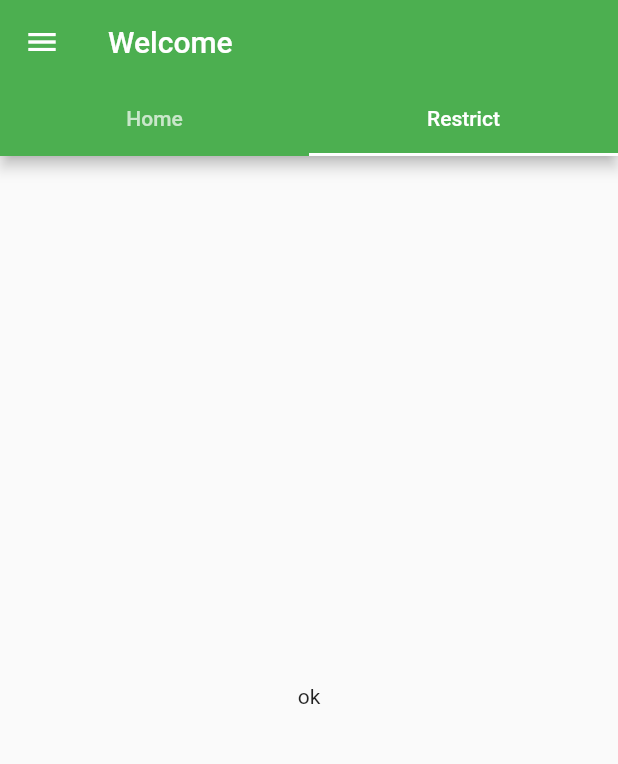
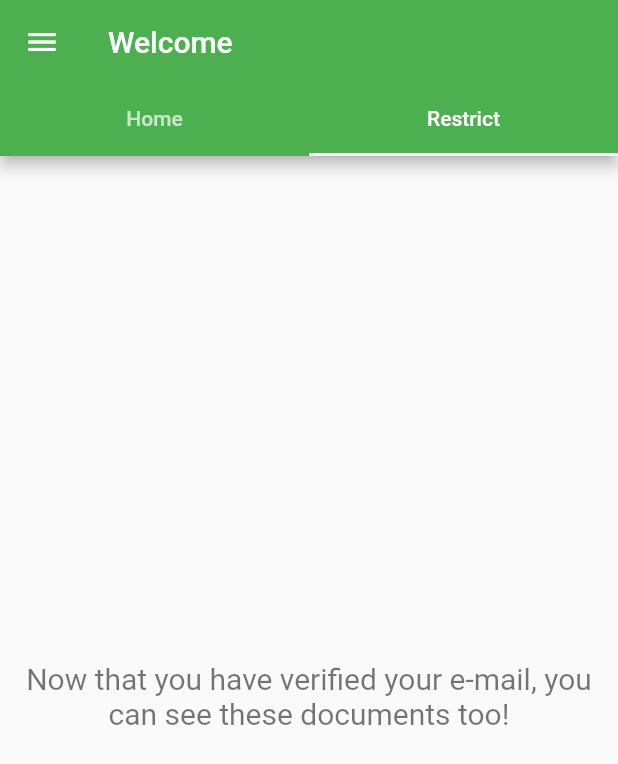
Before and after one commit to marcoslima12/desafio_capyba_marcosantonio, a Flutter app: the LoggedArea screen opened by its route, tab 2 chosen, on a phone screen of 412 x 824 dp. Shown: the top 764 px of the screen. Run offline on Flutter 3.47's test engine with Material 2 defaults, Android fonts, the phone set to English and light mode, and no system bars; our stand-ins replace firebase_auth, firebase_core, get; missing offline and left inert: camera_camera; accounts and stored records are empty; network calls fail.

Commit message:
fix/bugs: fixed front

```diff
--- a/lib/pages/LoggedArea.dart
+++ b/lib/pages/LoggedArea.dart
@@ -44,24 +44,41 @@ class _LoggedAreaState extends State<LoggedArea> {
           ),
           body: TabBarView(
             children: [
-              Center(child: Text('Home')),
-              currentUser != null && currentUser.emailVerified
-                  ? Center(child: Text('ok'))
-                  : /* Center(child: Text("E-mail não verificado")) */
+              Center(
+                  child: Text(
+                textAlign: TextAlign.center,
+                'Hi, on this page you can see your documents',
+                style: TextStyle(fontSize: 20, color: Colors.black54),
+              )),
+              /*  !(currentUser != null && currentUser.emailVerified)
+                  ? Center(
+                      child: Text(
+                      textAlign: TextAlign.center,
+                      'Hi, on this page you can see your documents',
+                      style: TextStyle(fontSize: 20, color: Colors.black54),
+                    ))
+                  : */
               FutureBuilder(
                 future: _checkEmailVerification(context),
-                      builder:
-                          (BuildContext context, AsyncSnapshot<bool> snapshot) {
-                        if (snapshot.connectionState ==
-                            ConnectionState.waiting) {
+                builder: (BuildContext context, AsyncSnapshot<bool> snapshot) {
+                  if (snapshot.connectionState == ConnectionState.waiting) {
                     return Center(child: CircularProgressIndicator());
                   } else if (snapshot.hasError) {
+                    return Center(child: Text('Erro ao verificar e-mail'));
+                  } else if (snapshot.data == true) {
                     return Center(
-                              child: Text('Erro ao verificar e-mail'));
-                        } else if (snapshot.data == true) {
-                          return Center(child: Text('ok'));
+                        child: Text(
+                      textAlign: TextAlign.center,
+                      'Now that you have verified your e-mail, you can see these documents too!',
+                      style: TextStyle(fontSize: 20, color: Colors.black54),
+                    ));
                   } else {
-                          return Center(child: Text('E-mail não verificado'));
+                    return Center(
+                        child: Text(
+                      textAlign: TextAlign.center,
+                      'You must verify your e-mail to see these documents',
+                      style: TextStyle(fontSize: 20, color: Colors.black54),
+                    ));
                   }
                 },
               ),
--- a/lib/pages/welcome.dart
+++ b/lib/pages/welcome.dart
@@ -31,7 +31,7 @@ class WelcomePage extends StatelessWidget {
             child: ElevatedButton(onPressed: () {
                 Navigator.pushReplacement(
           context,
-          MaterialPageRoute(builder: (context) => Login()),
+          MaterialPageRoute(builder: (context) => SignUp()),
         );
             }, child: Text('Get started')),
           ),
@@ -40,7 +40,7 @@ class WelcomePage extends StatelessWidget {
               onPressed: () {
                   Navigator.pushReplacement(
           context,
-          MaterialPageRoute(builder: (context) => SignUp()),
+          MaterialPageRoute(builder: (context) => Login()),
         );
               },
               child: Text(
```
Also changed, not shown: lib/pages/EditProfile.dart (+3 -6 lines). Lines whose indentation alone changed are shown as unchanged.
